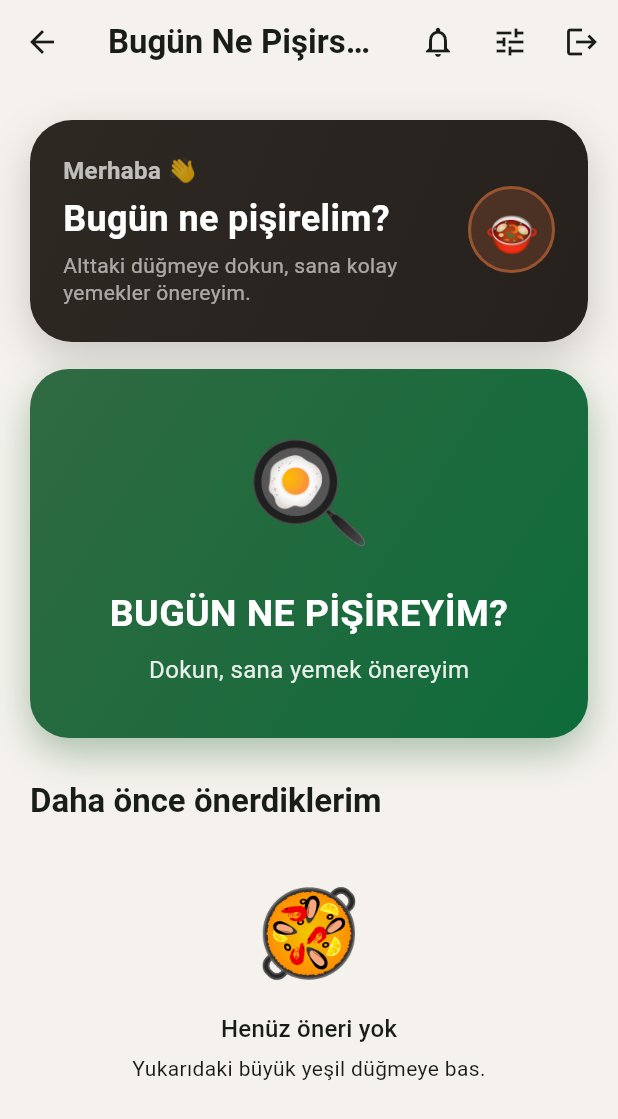
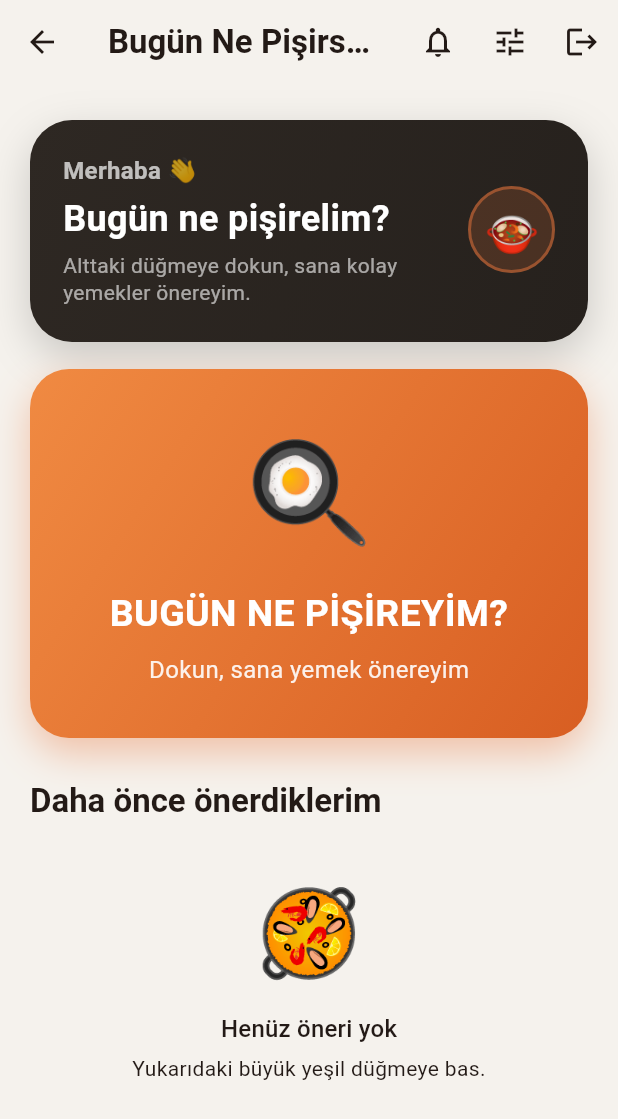
Before and after one commit to yusuftalha37/QuantoraDiyet, a Flutter app: the HomeScreen screen opened directly, on a phone screen of 412 x 824 dp. Shown: the top 1119 px of the screen. Run offline on Flutter 3.47's test engine with Material 3 defaults, Android fonts, the phone set to English and light mode, and no system bars; our stand-ins replace flutter_local_notifications, flutter_secure_storage, flutter_tts, google_sign_in, share_plus, timezone; accounts and stored records are empty; network calls fail.

Commit message:
Ana rengi referanstaki sıcak turuncuya çevir
- Tema seed'i turuncu (0xFFE8743B); düğme/vurgu/hero aynı sıcak tonda.
- Büyük öneri düğmesi turuncu degrade.

Co-Authored-By: Claude Opus 4.8 <noreply@anthropic.com>
Claude-Session: https://claude.ai/code/session_018Ctzbnz5RTBDGA3e79a2b8

```diff
--- a/mobile/lib/screens/home_screen.dart
+++ b/mobile/lib/screens/home_screen.dart
@@ -268,14 +268,14 @@ class _BigSuggestButton extends StatelessWidget {
       child: Container(
         decoration: BoxDecoration(
           borderRadius: BorderRadius.circular(26),
-          gradient: LinearGradient(
+          gradient: const LinearGradient(
             begin: Alignment.topLeft,
             end: Alignment.bottomRight,
-            colors: [scheme.primary, const Color(0xFF0E6B3A)],
+            colors: [Color(0xFFF08A42), Color(0xFFD85E22)],
           ),
           boxShadow: [
             BoxShadow(
-              color: scheme.primary.withOpacity(0.38),
+              color: AppTheme.accent.withOpacity(0.40),
               blurRadius: 22,
               offset: const Offset(0, 10),
             ),
--- a/mobile/lib/theme.dart
+++ b/mobile/lib/theme.dart
@@ -4,10 +4,14 @@ import 'package:flutter/material.dart';
 /// yüksek kontrastlı ve okunaklı. Modern "smart" görünüm: krem arka plan,
 /// yumuşak gölgeli yuvarlak kartlar, sıcak vurgu, akıcı sayfa geçişleri.
 class AppTheme {
-  static const _seed = Color(0xFF128C4B); // WhatsApp'a yakın, sıcak bir yeşil
+  // İştah açan sıcak turuncu — referans tasarımdaki ana renk.
+  static const _seed = Color(0xFFE8743B);
 
-  /// Sıcak vurgu (iştah açan turuncu) — öne çıkan küçük detaylarda.
+  /// Vurgu rengi (ana renkle aynı aileden, turuncu).
   static const accent = Color(0xFFE8743B);
+
+  /// Tamamlayıcı yeşil (bazı küçük detaylarda).
+  static const green = Color(0xFF128C4B);
 
   /// Koyu "karşılama" kartı rengi (ana ekran hero).
   static const heroDark = Color(0xFF26211D);
```
